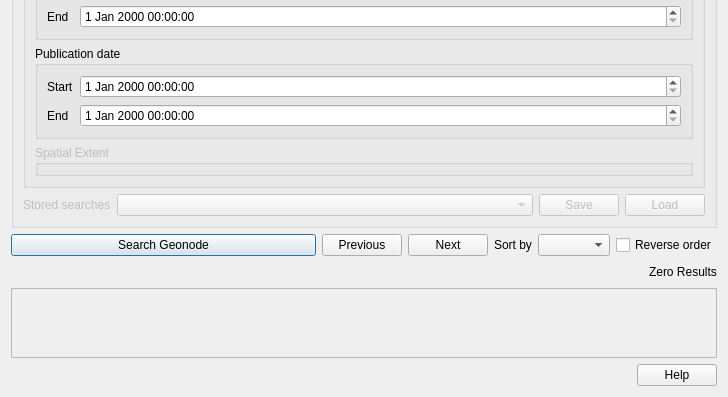
The window that src/qgis_geonode/ui/geonode_datasource_widget.ui (GeoNode/QGISGeoNodePlugin) describes before a commit, drawn with Qt 5; both pictures show x 0 to 728 and y 365 to 762 of the 728 by 762 pixel window.
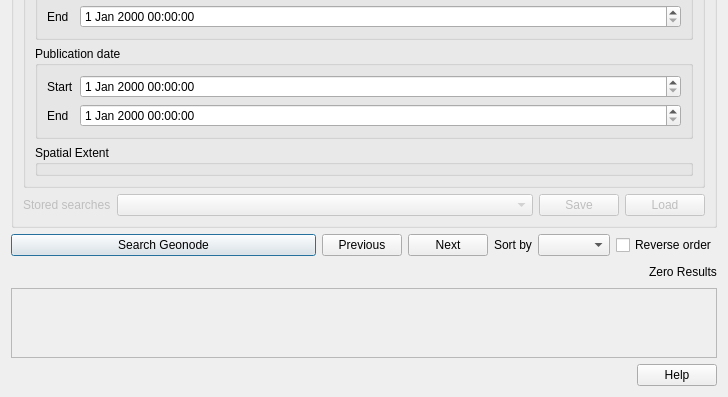
The same window after the commit. Custom widgets are drawn as their Qt base class.

Commit message: support for spatial filtering

Diff of the .ui file:
```diff
--- a/src/qgis_geonode/ui/geonode_datasource_widget.ui
+++ b/src/qgis_geonode/ui/geonode_datasource_widget.ui
@@ -371,20 +371,11 @@
            </layout>
           </widget>
          </item>
-         <item row="6" column="0" colspan="2">
-          <widget class="QgsCollapsibleGroupBox" name="mGroupBox_2">
-           <property name="enabled">
-            <bool>false</bool>
-           </property>
+         <item row="7" column="0" colspan="2">
+          <widget class="QgsExtentGroupBox" name="spatial_extent_box">
            <property name="title">
             <string>Spatial Extent</string>
            </property>
-           <property name="checkable">
-            <bool>false</bool>
-           </property>
-           <property name="checked">
-            <bool>false</bool>
-           </property>
            <property name="collapsed">
             <bool>true</bool>
            </property>
@@ -642,6 +633,12 @@
    <extends>QDateTimeEdit</extends>
    <header>qgsdatetimeedit.h</header>
   </customwidget>
+  <customwidget>
+   <class>QgsExtentGroupBox</class>
+   <extends>QgsCollapsibleGroupBox</extends>
+   <header>qgsextentgroupbox.h</header>
+   <container>1</container>
+  </customwidget>
  </customwidgets>
  <tabstops>
   <tabstop>title_le</tabstop>
```
Left out of the diff: 2 changed lines with no effect on the pictures. The commit also changes 4 other files.
